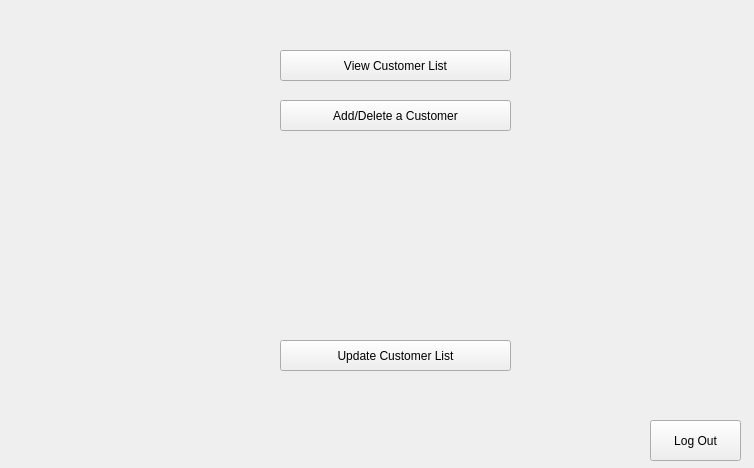
The window that GUI/mainwindow.ui (alanc9016/fragile) describes before a commit, drawn with Qt 5.
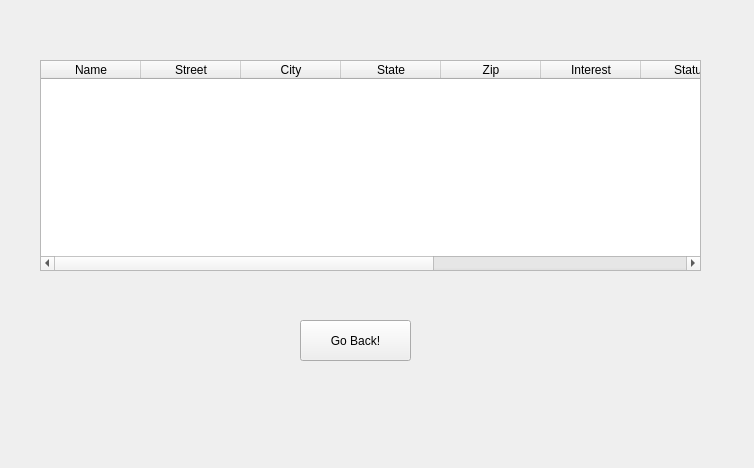
The same window after the commit.

Commit message: Print customers is done it just needs to be reviewed by the team

The edit to the form file:
```diff
--- a/GUI/mainwindow.ui
+++ b/GUI/mainwindow.ui
@@ -24,7 +24,7 @@
      </rect>
     </property>
     <property name="currentIndex">
-     <number>3</number>
+     <number>4</number>
     </property>
     <widget class="QWidget" name="landingPage">
      <widget class="QPushButton" name="adminLoginBtn">
@@ -764,6 +764,81 @@
       </property>
      </widget>
     </widget>
+    <widget class="QWidget" name="printCostumers">
+     <widget class="QTableWidget" name="tableWidget_printCustomers">
+      <property name="geometry">
+       <rect>
+        <x>40</x>
+        <y>60</y>
+        <width>661</width>
+        <height>211</height>
+       </rect>
+      </property>
+      <column>
+       <property name="text">
+        <string>Name</string>
+       </property>
+      </column>
+      <column>
+       <property name="text">
+        <string>Street</string>
+       </property>
+      </column>
+      <column>
+       <property name="text">
+        <string>City</string>
+       </property>
+      </column>
+      <column>
+       <property name="text">
+        <string>State</string>
+       </property>
+      </column>
+      <column>
+       <property name="text">
+        <string>Zip</string>
+       </property>
+      </column>
+      <column>
+       <property name="text">
+        <string>Interest</string>
+       </property>
+      </column>
+      <column>
+       <property name="text">
+        <string>Status</string>
+       </property>
+      </column>
+      <column>
+       <property name="text">
+        <string>Testimonial</string>
+       </property>
+      </column>
+      <column>
+       <property name="text">
+        <string>Requested?</string>
+       </property>
+      </column>
+      <column>
+       <property name="text">
+        <string>Active?</string>
+       </property>
+      </column>
+     </widget>
+     <widget class="QPushButton" name="BackButton_printCustomers">
+      <property name="geometry">
+       <rect>
+        <x>300</x>
+        <y>320</y>
+        <width>111</width>
+        <height>41</height>
+       </rect>
+      </property>
+      <property name="text">
+       <string>Go Back!</string>
+      </property>
+     </widget>
+    </widget>
    </widget>
   </widget>
  </widget>
```
Left out of the diff: 12 changed lines with no effect on the pictures. The commit also changes 5 other files.
